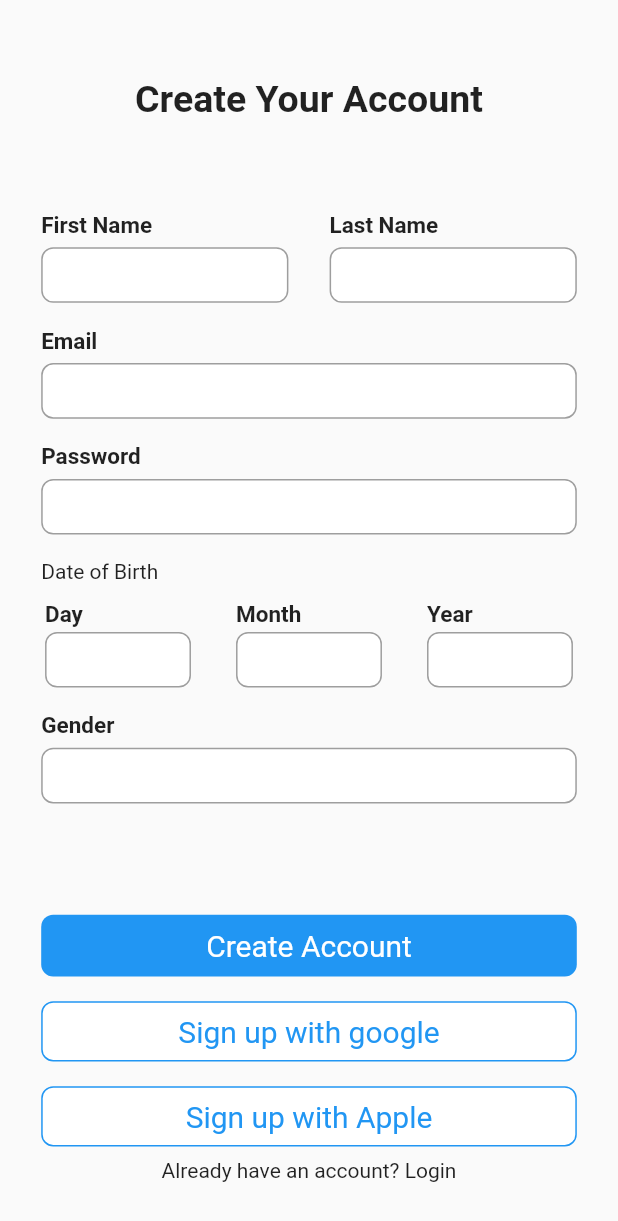
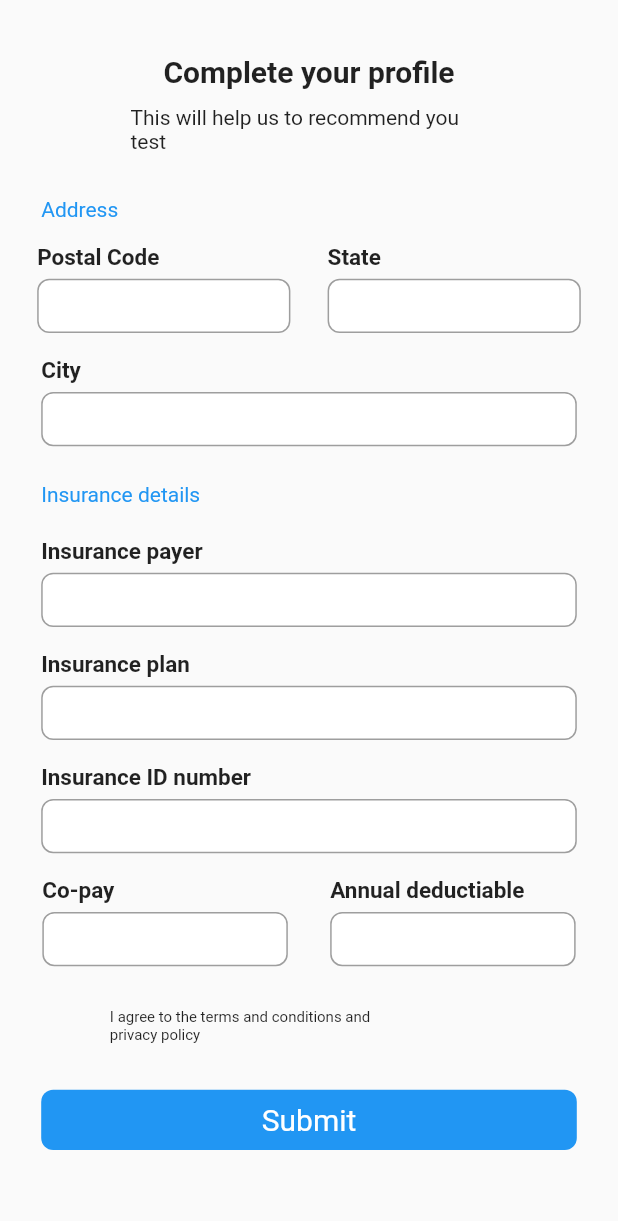
Before and after one commit to namanagarwal1470/purposehealth, a Flutter app: the Signup screen opened directly, after a tap on "Sign up with google", on a phone screen of 412 x 824 dp. Shown: the top 1221 px of the screen. Run offline on Flutter 3.47's test engine with Material 2 defaults, Android fonts, the light colour scheme and no system bars.

Commit message:
4th screen added

```diff
--- a/lib/main.dart
+++ b/lib/main.dart
@@ -1,7 +1,7 @@
 import "package:flutter/material.dart";
 import 'package:purposehealth/screens/onboard/login.dart';
 import "package:purposehealth/screens/onboard/splashscreen.dart";
-import "package:purposehealth/screens/onboard/signup.dart";
+import "package:purposehealth/screens/onboard/insurancedetails.dart";
 
 void main() async {
   runApp(myapp());
--- /dev/null
+++ b/lib/screens/onboard/insurancedetails.dart
@@ -0,0 +1,353 @@
+import 'dart:ui';
+
+import 'package:flutter/material.dart';
+
+class Insurancedetails extends StatefulWidget {
+  Insurancedetails({Key? key}) : super(key: key);
+
+  @override
+  State<Insurancedetails> createState() => _InsurancedetailsState();
+}
+
+class _InsurancedetailsState extends State<Insurancedetails> {
+  @override
+  Widget build(BuildContext context) {
+    double w_factor = MediaQuery.of(context).size.width / 360;
+    double h_factor = MediaQuery.of(context).size.height / 820;
+    return Scaffold(
+      body: Column(children: [
+        Row(
+          mainAxisAlignment: MainAxisAlignment.center,
+          children: [
+            Container(
+              margin: EdgeInsets.only(top: h_factor * 36),
+              child: Text(
+                "Complete your profile",
+                style: TextStyle(fontSize: 20, fontWeight: FontWeight.bold),
+              ),
+              height: h_factor * 26,
+            ),
+          ],
+        ),
+        Container(
+          height: h_factor * 33,
+          width: double.infinity,
+          margin: EdgeInsets.only(
+              left: w_factor * 76, right: w_factor * 76, top: h_factor * 8),
+          child: Center(
+              child: Text(
+                  "This will help us to recommend you test\n results according to your insurance plan")),
+        ),
+        Row(
+          children: [
+            Container(
+                margin:
+                    EdgeInsets.only(top: h_factor * 28, left: w_factor * 24),
+                height: h_factor * 19,
+                width: w_factor * 312,
+                child: Text(
+                  "Address",
+                  style: TextStyle(color: Colors.blue),
+                ))
+          ],
+        ),
+        Row(
+          mainAxisAlignment: MainAxisAlignment.spaceEvenly,
+          children: [
+            Column(
+              children: [
+                Row(
+                  mainAxisAlignment: MainAxisAlignment.center,
+                  children: [
+                    Container(
+                      margin: EdgeInsets.only(top: h_factor * 12),
+                      height: h_factor * 23,
+                      width: w_factor * 147.5,
+                      child: Text(
+                        "Postal Code",
+                        style: TextStyle(
+                            fontWeight: FontWeight.bold, fontSize: 15),
+                      ),
+                    )
+                  ],
+                ),
+                Row(
+                  mainAxisAlignment: MainAxisAlignment.center,
+                  children: [
+                    Container(
+                      height: h_factor * 36,
+                      width: w_factor * 147.5,
+                      decoration: BoxDecoration(
+                          borderRadius: BorderRadius.circular(8),
+                          color: Colors.white,
+                          border: Border.all(color: Colors.grey)),
+                    )
+                  ],
+                ),
+              ],
+            ),
+            Column(
+              children: [
+                Row(
+                  mainAxisAlignment: MainAxisAlignment.center,
+                  children: [
+                    Container(
+                      margin: EdgeInsets.only(top: h_factor * 12),
+                      height: h_factor * 23,
+                      width: w_factor * 147.5,
+                      child: Text(
+                        "State",
+                        style: TextStyle(
+                            fontWeight: FontWeight.bold, fontSize: 15),
+                      ),
+                    )
+                  ],
+                ),
+                Row(
+                  mainAxisAlignment: MainAxisAlignment.center,
+                  children: [
+                    Container(
+                      height: h_factor * 36,
+                      width: w_factor * 147.5,
+                      decoration: BoxDecoration(
+                          borderRadius: BorderRadius.circular(8),
+                          color: Colors.white,
+                          border: Border.all(color: Colors.grey)),
+                    )
+                  ],
+                ),
+              ],
+            )
+          ],
+        ),
+        Row(
+          mainAxisAlignment: MainAxisAlignment.center,
+          children: [
+            Container(
+              margin: EdgeInsets.only(top: h_factor * 16),
+              height: h_factor * 23,
+              width: w_factor * 312,
+              child: Text(
+                "City",
+                style: TextStyle(fontWeight: FontWeight.bold, fontSize: 15),
+              ),
+            )
+          ],
+        ),
+        Row(
+          mainAxisAlignment: MainAxisAlignment.center,
+          children: [
+            Container(
+              height: h_factor * 36,
+              width: w_factor * 312,
+              decoration: BoxDecoration(
+                  borderRadius: BorderRadius.circular(8),
+                  color: Colors.white,
+                  border: Border.all(color: Colors.grey)),
+            )
+          ],
+        ),
+        Row(
+          children: [
+            Container(
+                margin:
+                    EdgeInsets.only(top: h_factor * 24, left: w_factor * 24),
+                height: h_factor * 19,
+                width: w_factor * 312,
+                child: Text(
+                  "Insurance details",
+                  style: TextStyle(color: Colors.blue),
+                ))
+          ],
+        ),
+        Row(
+          mainAxisAlignment: MainAxisAlignment.center,
+          children: [
+            Container(
+              margin: EdgeInsets.only(top: h_factor * 18),
+              height: h_factor * 23,
+              width: w_factor * 312,
+              child: Text(
+                "Insurance payer",
+                style: TextStyle(fontWeight: FontWeight.bold, fontSize: 15),
+              ),
+            )
+          ],
+        ),
+        Row(
+          mainAxisAlignment: MainAxisAlignment.center,
+          children: [
+            Container(
+              height: h_factor * 36,
+              width: w_factor * 312,
+              decoration: BoxDecoration(
+                  borderRadius: BorderRadius.circular(8),
+                  color: Colors.white,
+                  border: Border.all(color: Colors.grey)),
+            )
+          ],
+        ),
+        Row(
+          mainAxisAlignment: MainAxisAlignment.center,
+          children: [
+            Container(
+              margin: EdgeInsets.only(top: h_factor * 16),
+              height: h_factor * 23,
+              width: w_factor * 312,
+              child: Text(
+                "Insurance plan",
+                style: TextStyle(fontWeight: FontWeight.bold, fontSize: 15),
+              ),
+            )
+          ],
+        ),
+        Row(
+          mainAxisAlignment: MainAxisAlignment.center,
+          children: [
+            Container(
+              height: h_factor * 36,
+              width: w_factor * 312,
+              decoration: BoxDecoration(
+                  borderRadius: BorderRadius.circular(8),
+                  color: Colors.white,
+                  border: Border.all(color: Colors.grey)),
+            )
+          ],
+        ),
+        Row(
+          mainAxisAlignment: MainAxisAlignment.center,
+          children: [
+            Container(
+              margin: EdgeInsets.only(top: h_factor * 16),
+              height: h_factor * 23,
+              width: w_factor * 312,
+              child: Text(
+                "Insurance ID number",
+                style: TextStyle(fontWeight: FontWeight.bold, fontSize: 15),
+              ),
+            )
+          ],
+        ),
+        Row(
+          mainAxisAlignment: MainAxisAlignment.center,
+          children: [
+            Container(
+              height: h_factor * 36,
+              width: w_factor * 312,
+              decoration: BoxDecoration(
+                  borderRadius: BorderRadius.circular(8),
+                  color: Colors.white,
+                  border: Border.all(color: Colors.grey)),
+            )
+          ],
+        ),
+        Row(
+          mainAxisAlignment: MainAxisAlignment.spaceEvenly,
+          children: [
+            Column(
+              children: [
+                Row(
+                  mainAxisAlignment: MainAxisAlignment.center,
+                  children: [
+                    Container(
+                      margin: EdgeInsets.only(top: h_factor * 16),
+                      height: h_factor * 23,
+                      width: w_factor * 143,
+                      child: Text(
+                        "Co-pay",
+                        style: TextStyle(
+                            fontWeight: FontWeight.bold, fontSize: 15),
+                      ),
+                    )
+                  ],
+                ),
+                Row(
+                  mainAxisAlignment: MainAxisAlignment.center,
+                  children: [
+                    Container(
+                      height: h_factor * 36,
+                      width: w_factor * 143,
+                      decoration: BoxDecoration(
+                          borderRadius: BorderRadius.circular(8),
+                          color: Colors.white,
+                          border: Border.all(color: Colors.grey)),
+                    )
+                  ],
+                ),
+              ],
+            ),
+            Column(
+              children: [
+                Row(
+                  mainAxisAlignment: MainAxisAlignment.center,
+                  children: [
+                    Container(
+                      margin: EdgeInsets.only(top: h_factor * 16),
+                      height: h_factor * 23,
+                      width: w_factor * 143,
+                      child: Text(
+                        "Annual deductiable",
+                        style: TextStyle(
+                            fontWeight: FontWeight.bold, fontSize: 15),
+                      ),
+                    )
+                  ],
+                ),
+                Row(
+                  mainAxisAlignment: MainAxisAlignment.center,
+                  children: [
+                    Container(
+                      height: h_factor * 36,
+                      width: w_factor * 143,
+                      decoration: BoxDecoration(
+                          borderRadius: BorderRadius.circular(8),
+                          color: Colors.white,
+                          border: Border.all(color: Colors.grey)),
+                    )
+                  ],
+                ),
+              ],
+            )
+          ],
+        ),
+        Container(
+          height: h_factor * 30,
+          width: double.infinity,
+          margin: EdgeInsets.only(
+              left: w_factor * 64, right: w_factor * 88, top: h_factor * 28),
+          child: Column(
+            crossAxisAlignment: CrossAxisAlignment.start,
+            children: [
+              Text(
+                "I agree to the terms and conditions and",
+                style: TextStyle(fontSize: 10),
+              ),
+              Text("privacy policy", style: TextStyle(fontSize: 10)),
+            ],
+          ),
+        ),
+        Row(
+          mainAxisAlignment: MainAxisAlignment.center,
+          children: [
+            GestureDetector(
+                onTap: () {},
+                child: Container(
+                  height: h_factor * 40,
+                  width: w_factor * 312,
+                  margin: EdgeInsets.only(top: h_factor * 24),
+                  decoration: BoxDecoration(
+                      borderRadius: BorderRadius.circular(8),
+                      color: Colors.blue),
+                  child: Center(
+                    child: Text(
+                      "Submit",
+                      style: TextStyle(color: Colors.white, fontSize: 20),
+                    ),
+                  ),
+                ))
+          ],
+        ),
+      ]),
+    );
+  }
+}
--- a/lib/screens/onboard/login.dart
+++ b/lib/screens/onboard/login.dart
@@ -1,4 +1,6 @@
 import "package:flutter/material.dart";
+import 'package:purposehealth/screens/onboard/insurancedetails.dart';
+import 'package:purposehealth/screens/onboard/signup.dart';
 
 class loginpage extends StatefulWidget {
   loginpage({Key? key}) : super(key: key);
@@ -105,7 +107,12 @@ class _loginpageState extends State<loginpage> {
           mainAxisAlignment: MainAxisAlignment.center,
           children: [
             GestureDetector(
-                onTap: () {},
+                onTap: () {
+                  Navigator.push(
+                    context,
+                    MaterialPageRoute(builder: (context) => Insurancedetails()),
+                  );
+                },
                 child: Container(
                   height: h_factor * 39,
                   width: w_factor * 312,
@@ -127,7 +134,12 @@ class _loginpageState extends State<loginpage> {
           mainAxisAlignment: MainAxisAlignment.center,
           children: [
             GestureDetector(
-                onTap: () {},
+                onTap: () {
+                  Navigator.push(
+                    context,
+                    MaterialPageRoute(builder: (context) => Insurancedetails()),
+                  );
+                },
                 child: Container(
                   height: h_factor * 39,
                   width: w_factor * 312,
@@ -148,9 +160,17 @@ class _loginpageState extends State<loginpage> {
         Row(
           mainAxisAlignment: MainAxisAlignment.center,
           children: [
-            Container(
-                margin: EdgeInsets.only(top: h_factor * 8),
-                child: Text("Dont have an account? Signup"))
+            GestureDetector(
+              onTap: () {
+                Navigator.push(
+                  context,
+                  MaterialPageRoute(builder: (context) => Signup()),
+                );
+              },
+              child: Container(
+                  margin: EdgeInsets.only(top: h_factor * 8),
+                  child: Text("Dont have an account? Signup")),
+            )
           ],
         )
       ],
--- a/lib/screens/onboard/signup.dart
+++ b/lib/screens/onboard/signup.dart
@@ -1,4 +1,6 @@
 import 'package:flutter/material.dart';
+import 'package:purposehealth/screens/onboard/insurancedetails.dart';
+import 'package:purposehealth/screens/onboard/login.dart';
 
 class Signup extends StatefulWidget {
   Signup({Key? key}) : super(key: key);
@@ -293,7 +295,13 @@ class _SignupState extends State<Signup> {
             mainAxisAlignment: MainAxisAlignment.center,
             children: [
               GestureDetector(
-                  onTap: () {},
+                  onTap: () {
+                    Navigator.push(
+                      context,
+                      MaterialPageRoute(
+                          builder: (context) => Insurancedetails()),
+                    );
+                  },
                   child: Container(
                     height: h_factor * 40,
                     width: w_factor * 312,
@@ -314,7 +322,13 @@ class _SignupState extends State<Signup> {
             mainAxisAlignment: MainAxisAlignment.center,
             children: [
               GestureDetector(
-                  onTap: () {},
+                  onTap: () {
+                    Navigator.push(
+                      context,
+                      MaterialPageRoute(
+                          builder: (context) => Insurancedetails()),
+                    );
+                  },
                   child: Container(
                     height: h_factor * 39,
                     width: w_factor * 312,
@@ -336,7 +350,13 @@ class _SignupState extends State<Signup> {
             mainAxisAlignment: MainAxisAlignment.center,
             children: [
               GestureDetector(
-                  onTap: () {},
+                  onTap: () {
+                    Navigator.push(
+                      context,
+                      MaterialPageRoute(
+                          builder: (context) => Insurancedetails()),
+                    );
+                  },
                   child: Container(
                     height: h_factor * 39,
                     width: w_factor * 312,
@@ -357,9 +377,17 @@ class _SignupState extends State<Signup> {
           Row(
             mainAxisAlignment: MainAxisAlignment.center,
             children: [
-              Container(
-                  margin: EdgeInsets.only(top: h_factor * 8),
-                  child: Text("Already have an account? Login"))
+              GestureDetector(
+                onTap: () {
+                  Navigator.pushAndRemoveUntil(
+                      context,
+                      MaterialPageRoute(builder: (context) => loginpage()),
+                      (Route<dynamic> route) => false);
+                },
+                child: Container(
+                    margin: EdgeInsets.only(top: h_factor * 8),
+                    child: Text("Already have an account? Login")),
+              )
             ],
           )
         ],
```
